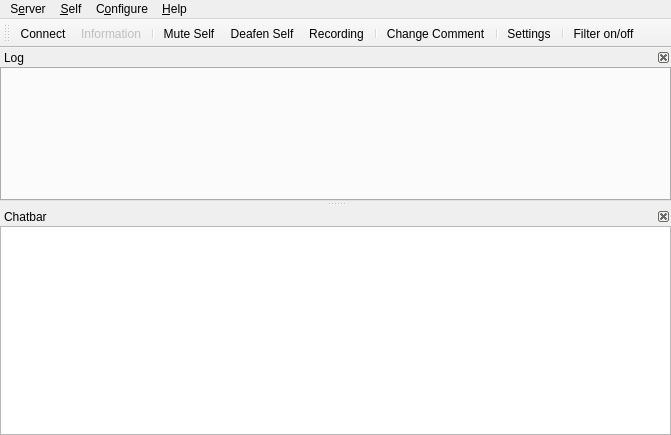
mumble-voip/mumble, file src/mumble/MainWindow.ui: the form before one commit.
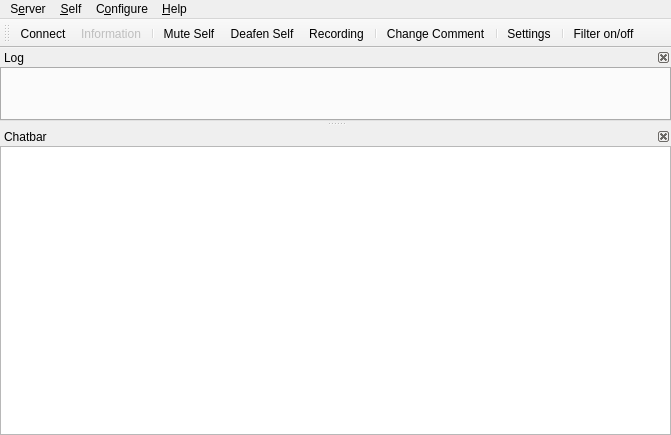
The form after the commit. Icons and pictures are not drawn. Custom widgets are drawn as their Qt base class.

Commit message: Undo: Iconset resource changes

Patch:
```diff
--- a/src/mumble/MainWindow.ui
+++ b/src/mumble/MainWindow.ui
@@ -99,7 +99,7 @@
    <property name="minimumSize">
     <size>
      <width>250</width>
-     <height>142</height>
+     <height>50</height>
     </size>
    </property>
    <property name="features">
```
Left out of the diff: 25 changed lines with no effect on the pictures.
